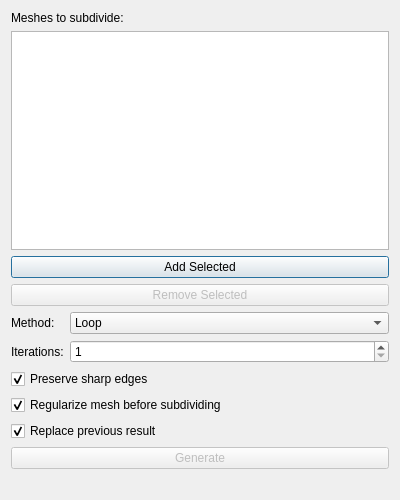
Old version of the form ui/SubdivisionDialog.ui in the repository sharjith/ModelViewer-Qt.
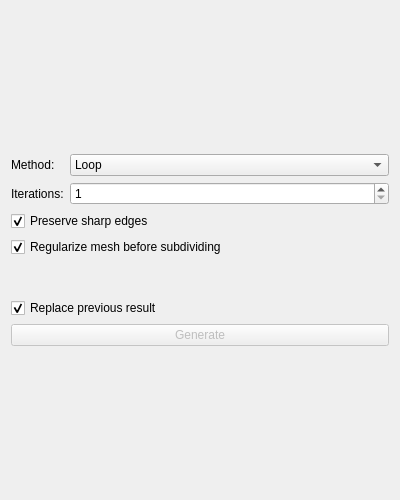
New version of the form. Custom widgets are drawn as their Qt base class.

Commit message: Use the shared selection box in the mesh-tool dialogs

```diff
--- a/ui/SubdivisionDialog.ui
+++ b/ui/SubdivisionDialog.ui
@@ -15,39 +15,7 @@
   </property>
   <layout class="QVBoxLayout" name="verticalLayout">
    <item>
-    <widget class="QLabel" name="meshListLabel">
-     <property name="text">
-      <string>Meshes to subdivide:</string>
-     </property>
-    </widget>
-   </item>
-   <item>
-    <widget class="QListWidget" name="meshList">
-     <property name="selectionMode">
-      <enum>QAbstractItemView::SelectionMode::ExtendedSelection</enum>
-     </property>
-    </widget>
-   </item>
-   <item>
-    <layout class="QVBoxLayout" name="listButtonColumn">
-     <item>
-      <widget class="QPushButton" name="addSelectedButton">
-       <property name="text">
-        <string>Add Selected</string>
-       </property>
-      </widget>
-     </item>
-     <item>
-      <widget class="QPushButton" name="removeSelectedButton">
-       <property name="enabled">
-        <bool>false</bool>
-       </property>
-       <property name="text">
-        <string>Remove Selected</string>
-       </property>
-      </widget>
-     </item>
-    </layout>
+    <widget class="MeshSelectionBox" name="meshSelectionBox" native="true"/>
    </item>
    <item>
     <layout class="QFormLayout" name="paramsForm">
@@ -152,6 +120,13 @@
    </item>
   </layout>
  </widget>
+ <customwidgets>
+  <customwidget>
+   <class>MeshSelectionBox</class>
+   <extends>QWidget</extends>
+   <header>MeshSelectionBox.h</header>
+  </customwidget>
+ </customwidgets>
  <resources/>
  <connections/>
 </ui>
```
The commit also changes 24 other files.
